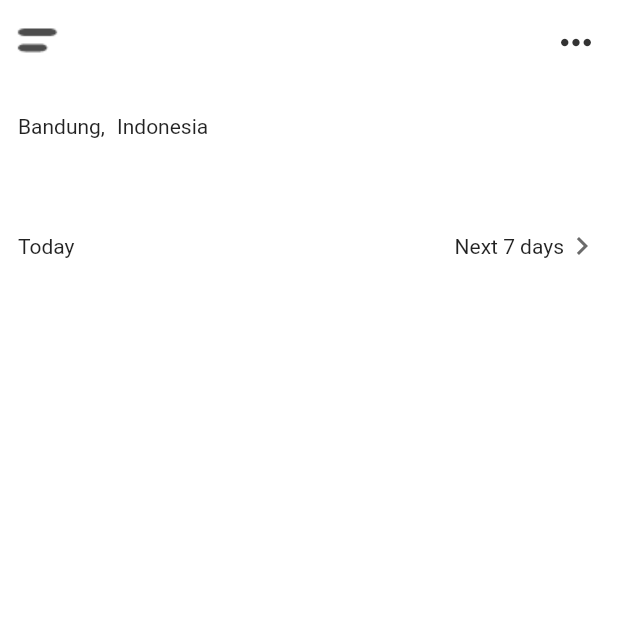
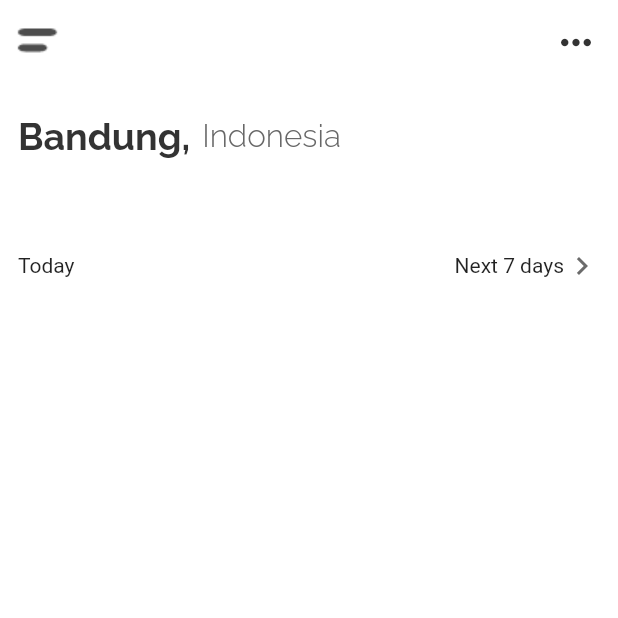
Before and after one commit to r100-stack/Flutter-Weekly-Series-6-Weather-App-UI, a Flutter app: the screen it shows after launch, on a phone screen of 412 x 824 dp, the top half of it. Run offline on Flutter 3.47's test engine with Material 2 defaults, Android fonts, the phone set to English and light mode, and no system bars; our stand-ins replace google_fonts.

Commit message:
Add solution for step 2

```diff
--- a/lib/screens/home_screen/home_screen.dart
+++ b/lib/screens/home_screen/home_screen.dart
@@ -26,11 +26,11 @@ class HomeScreen extends StatelessWidget {
 
                         // TODO (1): style = Raleway, bold, 25.0, 0xFF333333
 
-                        // style: GoogleFonts.raleway(
-                        //   fontWeight: FontWeight.bold,
-                        //   fontSize: 25.0,
-                        //   color: Color(0xFF333333),
-                        // ),
+                        style: GoogleFonts.raleway(
+                          fontWeight: FontWeight.bold,
+                          fontSize: 25.0,
+                          color: Color(0xFF333333),
+                        ),
                       ),
                       const SizedBox(width: 8.0),
                       Text(
@@ -38,11 +38,11 @@ class HomeScreen extends StatelessWidget {
 
                         // TODO (2): style = Raleway, w300, 21.0, 0xFF676767
 
-                        // style: GoogleFonts.raleway(
-                        //   fontWeight: FontWeight.w300,
-                        //   fontSize: 21.0,
-                        //   color: Color(0xFF676767),
-                        // ),
+                        style: GoogleFonts.raleway(
+                          fontWeight: FontWeight.w300,
+                          fontSize: 21.0,
+                          color: Color(0xFF676767),
+                        ),
 
                       ),
                     ],
```
